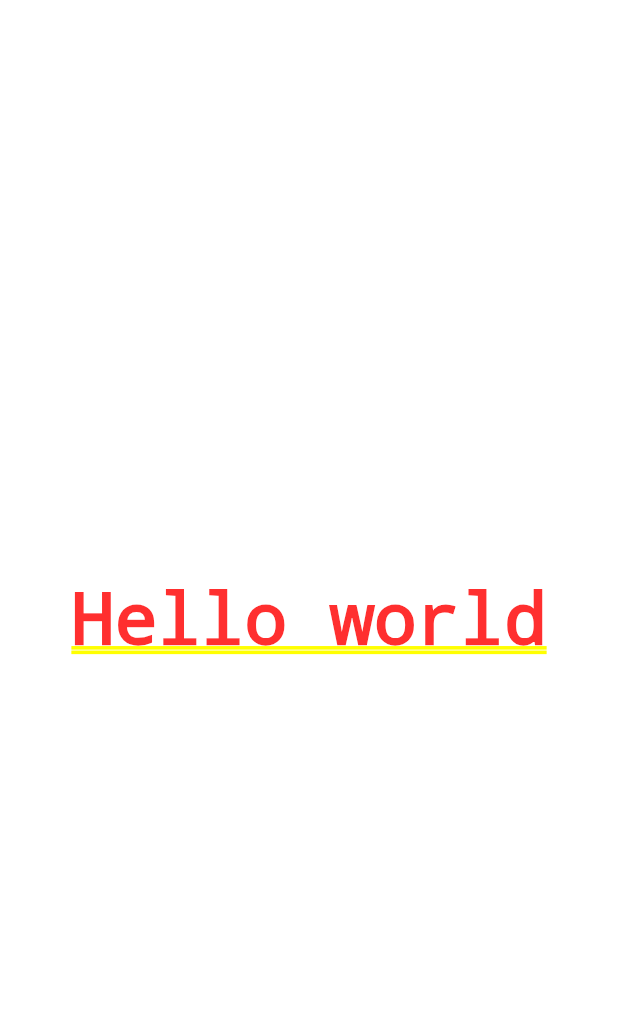
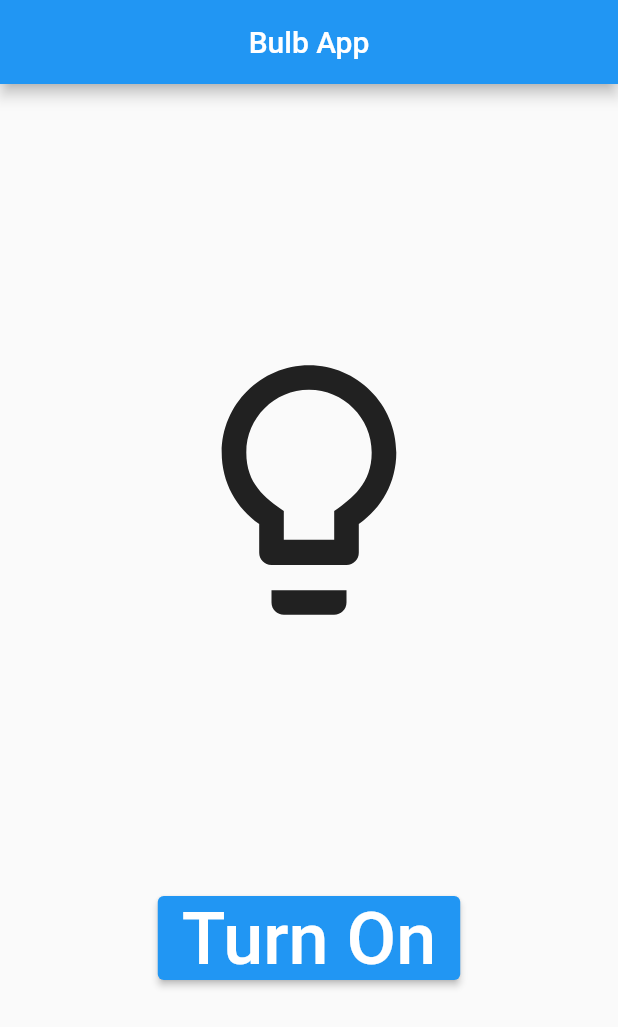
Before and after one commit to aamirpinger/flutter-slide-code, a Flutter app: the screen it shows after launch, on a phone screen of 412 x 824 dp. Shown: the top 1027 px of the screen. Run offline on Flutter 3.47's test engine with Material 2 defaults, Android fonts, the phone set to English and light mode, and no system bars.

Commit message:
example: Stateful widget - bulb

```diff
--- a/lib/main.dart
+++ b/lib/main.dart
@@ -1,11 +1,59 @@
 import 'package:flutter/material.dart';
 
 void main() {
-  runApp(MaterialApp(
-    home: Center(
-      child: Text(
-        'Hello world',
-      ),
-    ),
-  ));
+  runApp(MyApp());
 }
+
+class MyApp extends StatelessWidget {
+  @override
+  Widget build(BuildContext context) {
+    return MyBulb();
+  }
+}
+
+class MyBulb extends StatefulWidget {
+  const MyBulb({Key? key}) : super(key: key);
+
+  @override
+  _MyBulbState createState() => _MyBulbState();
+}
+
+class _MyBulbState extends State<MyBulb> {
+  bool isOff = true;
+
+  @override
+  Widget build(BuildContext context) {
+    return MaterialApp(
+      home: Scaffold(
+          appBar: AppBar(
+            title: Text('Bulb App'),
+            centerTitle: true,
+          ),
+          body: Center(
+            child: Column(
+              mainAxisAlignment: MainAxisAlignment.spaceEvenly,
+              children: [
+                Icon(
+                  isOff ? Icons.lightbulb_outline : Icons.lightbulb,
+                  size: 200,
+                  color: isOff ? null : Colors.limeAccent,
+                ),
+                ElevatedButton(
+                  onPressed: () {
+                    setState(
+                      () {
+                        isOff = !isOff;
+                      },
+                    );
+                  },
+                  child: Text(
+                    'Turn ${isOff ? 'On' : 'Off'}',
+                    style: TextStyle(fontSize: 48),
+                  ),
+                )
+              ],
+            ),
+          )),
+    );
+  }
+}
```
